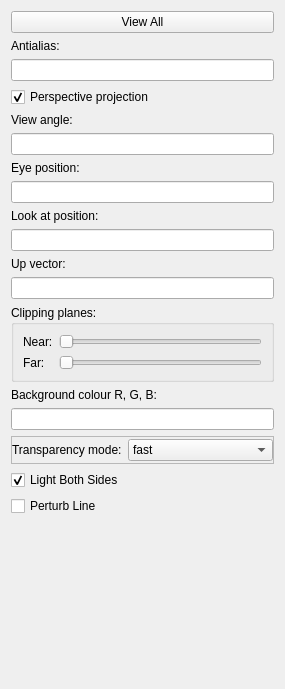
The window that res/designer/sceneviewereditorwidget.ui (hsorby/cmlibs.widgets) describes before a commit, drawn with Qt 5.
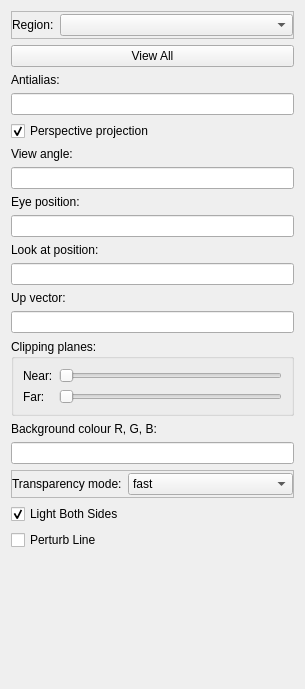
The same window after the commit. Custom widgets are drawn as their Qt base class.

```diff
--- a/res/designer/sceneviewereditorwidget.ui
+++ b/res/designer/sceneviewereditorwidget.ui
@@ -6,7 +6,7 @@
    <rect>
     <x>0</x>
     <y>0</y>
-    <width>285</width>
+    <width>305</width>
     <height>689</height>
    </rect>
   </property>
@@ -14,6 +14,40 @@
    <string>Sceneviewer Editor</string>
   </property>
   <layout class="QVBoxLayout" name="verticalLayout">
+   <item>
+    <widget class="QFrame" name="region_frame">
+     <property name="frameShape">
+      <enum>QFrame::StyledPanel</enum>
+     </property>
+     <property name="frameShadow">
+      <enum>QFrame::Raised</enum>
+     </property>
+     <layout class="QFormLayout" name="formLayout_3">
+      <property name="leftMargin">
+       <number>0</number>
+      </property>
+      <property name="topMargin">
+       <number>2</number>
+      </property>
+      <property name="rightMargin">
+       <number>0</number>
+      </property>
+      <property name="bottomMargin">
+       <number>2</number>
+      </property>
+      <item row="0" column="0">
+       <widget class="QLabel" name="region_label">
+        <property name="text">
+         <string>Region:</string>
+        </property>
+       </widget>
+      </item>
+      <item row="0" column="1">
+       <widget class="RegionChooserWidget" name="region_chooser"/>
+      </item>
+     </layout>
+    </widget>
+   </item>
    <item>
     <widget class="QPushButton" name="view_all_button">
      <property name="sizePolicy">
@@ -294,6 +328,14 @@
    </item>
   </layout>
  </widget>
+ <customwidgets>
+  <customwidget>
+   <class>RegionChooserWidget</class>
+   <extends>QComboBox</extends>
+   <header>opencmiss/zincwidgets/regionchooserwidget.h</header>
+   <container>1</container>
+  </customwidget>
+ </customwidgets>
  <resources/>
  <connections>
   <connection>
```
